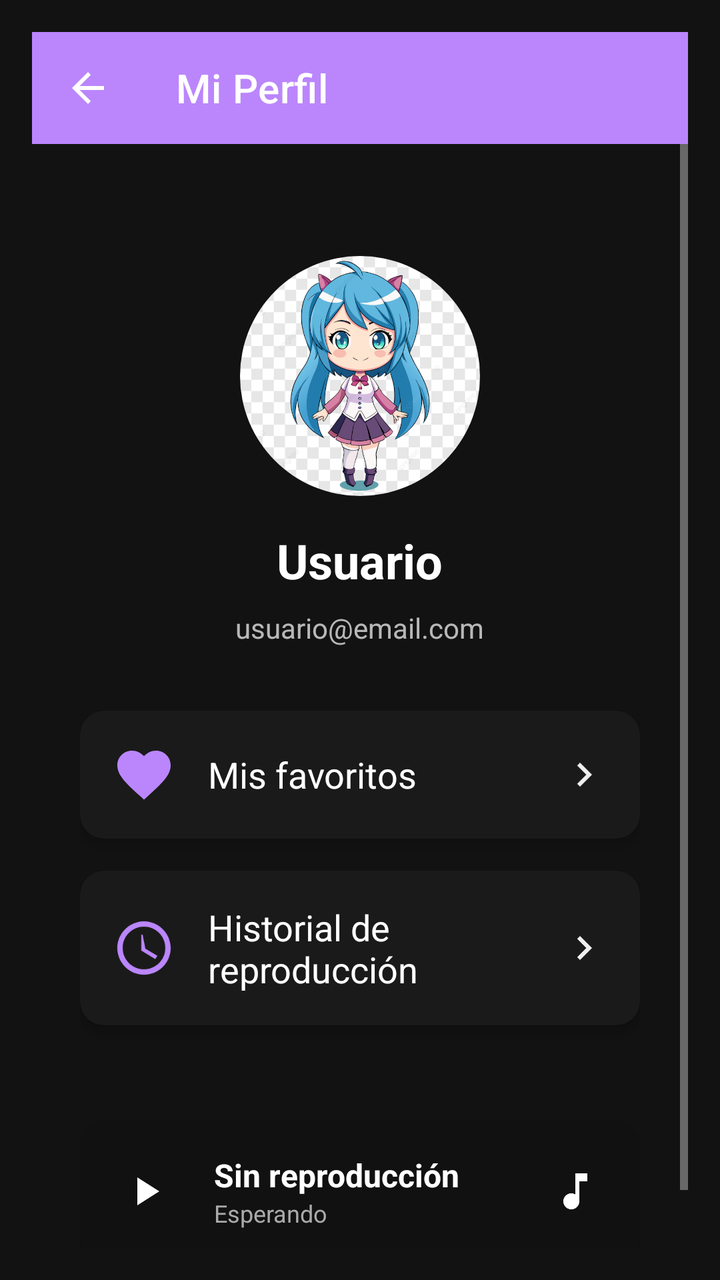
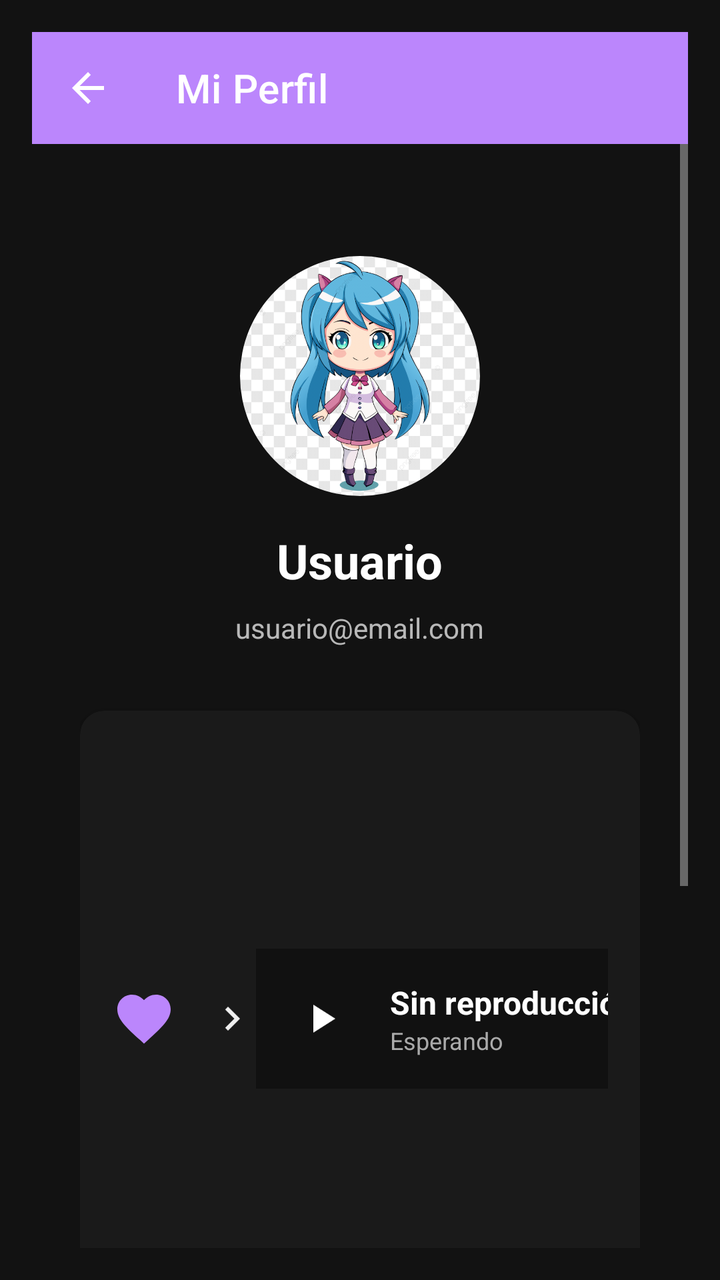

The first picture is an Android layout as it rendered before a commit; the second is the same layout after the commit. The layout source and the unified diff follow.
<!-- AndroidManifest.xml: activity theme Theme.Music1 -->
<!-- res/layout/activity_perfil_usuario.xml -->
<?xml version="1.0" encoding="utf-8"?>
<LinearLayout xmlns:android="http://schemas.android.com/apk/res/android"
    xmlns:app="http://schemas.android.com/apk/res-auto"
    android:layout_width="match_parent"
    android:layout_height="match_parent"
    android:orientation="vertical"
    android:background="@color/fondo_oscuro"
    android:padding="16dp">

    <com.google.android.material.appbar.MaterialToolbar
        android:id="@+id/toolbar"
        android:layout_width="match_parent"
        android:layout_height="?attr/actionBarSize"
        android:background="?attr/colorPrimary"
        app:title="Mi Perfil"
        app:titleTextColor="@color/white"
        app:navigationIcon="@drawable/ic_arrow_back"
        android:theme="@style/ThemeOverlay.AppCompat.Dark.ActionBar" />

    <ScrollView
        android:layout_width="match_parent"
        android:layout_height="match_parent">

        <LinearLayout
            android:layout_width="match_parent"
            android:layout_height="wrap_content"
            android:orientation="vertical"
            android:gravity="center_horizontal"
            android:padding="24dp">

            
            <com.google.android.material.imageview.ShapeableImageView
                android:id="@+id/ivAvatar"
                android:layout_width="120dp"
                android:layout_height="120dp"
                android:src="@drawable/avatar1"
                app:shapeAppearanceOverlay="@style/roundedImageView"
                android:layout_marginTop="32dp"
                android:layout_marginBottom="16dp" />

            
            <TextView
                android:id="@+id/tvNombreUsuario"
                android:layout_width="wrap_content"
                android:layout_height="wrap_content"
                android:text="Usuario"
                android:textSize="24sp"
                android:textStyle="bold"
                android:textColor="@color/white"
                android:layout_marginBottom="8dp" />

            
            <TextView
                android:id="@+id/tvEmailUsuario"
                android:layout_width="wrap_content"
                android:layout_height="wrap_content"
                android:text="usuario@email.com"
                android:textSize="14sp"
                android:textColor="@color/texto_secundario"
                android:layout_marginBottom="32dp" />

            
            <androidx.cardview.widget.CardView
                android:id="@+id/cardFavoritos"
                android:layout_width="match_parent"
                android:layout_height="wrap_content"
                android:layout_marginBottom="16dp"
                app:cardCornerRadius="12dp"
                app:cardBackgroundColor="@color/fondo_secundario"
                app:cardElevation="4dp">

                <LinearLayout
                    android:layout_width="match_parent"
                    android:layout_height="wrap_content"
                    android:orientation="horizontal"
                    android:padding="16dp"
                    android:gravity="center_vertical">

                    <ImageView
                        android:layout_width="32dp"
                        android:layout_height="32dp"
                        android:src="@drawable/ic_favorite"
                        android:tint="@color/colorAccent" />

                    <TextView
                        android:layout_width="0dp"
                        android:layout_height="wrap_content"
                        android:layout_weight="1"
                        android:text="Mis favoritos"
                        android:textSize="18sp"
                        android:textColor="@color/white"
                        android:layout_marginStart="16dp" />

                    <ImageView
                        android:layout_width="24dp"
                        android:layout_height="24dp"
                        android:src="@drawable/ic_chevron_right"
                        android:tint="@color/texto_secundario" />
                </LinearLayout>
            </androidx.cardview.widget.CardView>

            
            <androidx.cardview.widget.CardView
                android:id="@+id/cardHistorial"
                android:layout_width="match_parent"
                android:layout_height="wrap_content"
                android:layout_marginBottom="16dp"
                app:cardCornerRadius="12dp"
                app:cardBackgroundColor="@color/fondo_secundario"
                app:cardElevation="4dp">

                <LinearLayout
                    android:layout_width="match_parent"
                    android:layout_height="wrap_content"
                    android:orientation="horizontal"
                    android:padding="16dp"
                    android:gravity="center_vertical">

                    <ImageView
                        android:layout_width="32dp"
                        android:layout_height="32dp"
                        android:src="@drawable/ic_history"
                        android:tint="@color/colorAccent" />

                    <TextView
                        android:layout_width="0dp"
                        android:layout_height="wrap_content"
                        android:layout_weight="1"
                        android:text="Historial de reproducción"
                        android:textSize="18sp"
                        android:textColor="@color/white"
                        android:layout_marginStart="16dp" />

                    <ImageView
                        android:layout_width="24dp"
                        android:layout_height="24dp"
                        android:src="@drawable/ic_chevron_right"
                        android:tint="@color/texto_secundario" />
                </LinearLayout>
            </androidx.cardview.widget.CardView>

            
            <androidx.cardview.widget.CardView
                android:id="@+id/cardCerrarSesion"
                android:layout_width="match_parent"
                android:layout_height="wrap_content"
                android:layout_marginTop="32dp"
                app:cardCornerRadius="12dp"
                app:cardBackgroundColor="@color/fondo_secundario"
                app:cardElevation="4dp">

                <LinearLayout
                    android:layout_width="match_parent"
                    android:layout_height="wrap_content"
                    android:orientation="horizontal"
                    android:padding="16dp"
                    android:gravity="center_vertical">

                    <ImageView
                        android:layout_width="32dp"
                        android:layout_height="32dp"
                        android:src="@drawable/ic_logout"
                        android:tint="@color/rojo_detener" />

                    <TextView
                        android:layout_width="0dp"
                        android:layout_height="wrap_content"
                        android:layout_weight="1"
                        android:text="Cerrar sesión"
                        android:textSize="18sp"
                        android:textColor="@color/rojo_detener"
                        android:layout_marginStart="16dp" />
                </LinearLayout>
            <include layout="@layout/layout_miniplayer" />
            </androidx.cardview.widget.CardView>

        </LinearLayout>
    </ScrollView>
</LinearLayout>
<!-- res/layout/layout_miniplayer.xml (included above) -->
<?xml version="1.0" encoding="utf-8"?>
<LinearLayout xmlns:android="http://schemas.android.com/apk/res/android"
    android:id="@+id/miniPlayer"
    android:layout_width="match_parent"
    android:layout_height="70dp"
    android:layout_alignParentBottom="true"
    android:background="#111111"
    android:orientation="horizontal"
    android:padding="10dp"
    android:gravity="center_vertical">

    <ImageButton
        android:id="@+id/btnMiniPlay"
        android:layout_width="45dp"
        android:layout_height="45dp"
        android:background="@android:color/transparent"
        android:src="@drawable/ic_play"
        android:tint="@android:color/white" />

    <LinearLayout
        android:layout_width="0dp"
        android:layout_height="wrap_content"
        android:layout_weight="1"
        android:orientation="vertical"
        android:paddingStart="12dp">

        <TextView
            android:id="@+id/txtMiniTitulo"
            android:layout_width="wrap_content"
            android:layout_height="wrap_content"
            android:text="Sin reproducción"
            android:textColor="@android:color/white"
            android:textSize="16sp"
            android:textStyle="bold" />

        <TextView
            android:id="@+id/txtMiniEstado"
            android:layout_width="wrap_content"
            android:layout_height="wrap_content"
            android:text="Esperando"
            android:textColor="#AAAAAA"
            android:textSize="12sp" />

    </LinearLayout>

    <ImageButton
        android:id="@+id/btnAbrirPlayer"
        android:layout_width="45dp"
        android:layout_height="45dp"
        android:background="@android:color/transparent"
        android:src="@drawable/ic_music_note"
        android:tint="@android:color/white" />

</LinearLayout>
<!-- resources referenced by this layout -->
<resources>
  <color name="colorAccent">#BB86FC</color>
  <color name="fondo_oscuro">#121212</color>
  <color name="fondo_secundario">#1A1A1A</color>
  <color name="rojo_detener">#FF4444</color>
  <color name="texto_secundario">#B3FFFFFF</color>
  <color name="white">#FFFFFF</color>
  <!-- drawable ic_arrow_back (drawable) -->
  <vector xmlns:android="http://schemas.android.com/apk/res/android"
      android:width="24dp"
      android:height="24dp"
      android:viewportWidth="24"
      android:viewportHeight="24">
      <path
          android:fillColor="#FFFFFF"
          android:pathData="M20,11H7.83l5.59,-5.59L12,4l-8,8 8,8 1.41,-1.41L7.83,13H20v-2z"/>
  </vector>
  <!-- drawable ic_chevron_right (drawable) -->
  <vector xmlns:android="http://schemas.android.com/apk/res/android"
      android:width="24dp"
      android:height="24dp"
      android:viewportWidth="24"
      android:viewportHeight="24">
      <path
          android:fillColor="#CCCCCC"
          android:pathData="M10,6L8.59,7.41 13.17,12l-4.58,4.59L10,18l6,-6z"/>
  </vector>
  <!-- drawable ic_favorite (drawable) -->
  <vector xmlns:android="http://schemas.android.com/apk/res/android"
      android:width="24dp"
      android:height="24dp"
      android:viewportWidth="24"
      android:viewportHeight="24">
      <path
          android:fillColor="#FF0000"
          android:pathData="M12,21.35l-1.45,-1.32C5.4,15.36 2,12.28 2,8.5 2,5.42 4.42,3 7.5,3c1.74,0 3.41,0.81 4.5,2.09C13.09,3.81 14.76,3 16.5,3 19.58,3 22,5.42 22,8.5c0,3.78 -3.4,6.86 -8.55,11.54L12,21.35z"/>
  </vector>
  <!-- drawable ic_history (drawable) -->
  <vector xmlns:android="http://schemas.android.com/apk/res/android"
      android:width="24dp"
      android:height="24dp"
      android:viewportWidth="24"
      android:viewportHeight="24">
      <path
          android:fillColor="#FFFFFF"
          android:pathData="M12,2C6.48,2 2,6.48 2,12s4.48,10 10,10 10,-4.48 10,-10S17.52,2 12,2zm0,18c-4.41,0-8,-3.59-8,-8s3.59-8,8-8 8,3.59 8,8-3.59,8-8,8zm-0.5-13H11v6l5.25,3.15 0.75,-1.23 -4.5,-2.67z"/>
  </vector>
  <!-- drawable ic_logout (drawable) -->
  <vector xmlns:android="http://schemas.android.com/apk/res/android"
      android:width="24dp"
      android:height="24dp"
      android:viewportWidth="24"
      android:viewportHeight="24">
      <path
          android:fillColor="#FF4444"
          android:pathData="M17,7l-1.41,1.41L18.17,11H8v2h10.17l-2.58,2.58L17,17l5,-5zM4,5h8V3H4c-1.1,0-2,0.9-2,2v14c0,1.1,0.9,2,2,2h8v-2H4V5z"/>
  </vector>
  <!-- drawable ic_music_note (drawable) -->
  <?xml version="1.0" encoding="utf-8"?>
  <vector xmlns:android="http://schemas.android.com/apk/res/android"
      android:width="24dp"
      android:height="24dp"
      android:viewportWidth="24"
      android:viewportHeight="24">
      <path
          android:fillColor="#FFFFFFFF"
          android:pathData="M12,3v10.55c-0.59,-0.34 -1.27,-0.55 -2,-0.55 -2.21,0 -4,1.79 -4,4s1.79,4 4,4 4,-1.79 4,-4V7h4V3h-6z"/>
  </vector>
  <!-- drawable ic_play (drawable) -->
  <?xml version="1.0" encoding="utf-8"?>
  <vector xmlns:android="http://schemas.android.com/apk/res/android"
      android:width="24dp"
      android:height="24dp"
      android:viewportWidth="24"
      android:viewportHeight="24">
      <path
          android:fillColor="#FFFFFF"
          android:pathData="M8,5v14l11,-7z"/>
  </vector>
  <style name="roundedImageView">
          <item name="cornerFamily">rounded</item>
          <item name="cornerSize">60dp</item>
      </style>
  <color name="accento_principal">#BB86FC</color>
  <color name="azul_profundo">#0A1929</color>
  <color name="destello_play">#03DAC6</color>
  <color name="fondo_principal">#0A0A0A</color>
  <color name="texto_primario">#FFFFFF</color>
  <!-- unchanged entries left out for length: 2 -->
</resources>

<!-- the commit's change to res/layout/activity_perfil_usuario.xml (unified diff, before → after) -->
@@ -96,7 +96,8 @@
                         android:layout_height="24dp"
                         android:src="@drawable/ic_chevron_right"
                         android:tint="@color/texto_secundario" />
-                </LinearLayout>
+                    <include layout="@layout/layout_miniplayer" />
+</LinearLayout>
             </androidx.cardview.widget.CardView>
 
             
@@ -171,7 +172,6 @@
                         android:textColor="@color/rojo_detener"
                         android:layout_marginStart="16dp" />
                 </LinearLayout>
-            <include layout="@layout/layout_miniplayer" />
             </androidx.cardview.widget.CardView>
 
         </LinearLayout>
@@ -183,7 +183,6 @@
     android:id="@+id/miniPlayer"
     android:layout_width="match_parent"
     android:layout_height="70dp"
-    android:layout_alignParentBottom="true"
     android:background="#111111"
     android:orientation="horizontal"
     android:padding="10dp"
